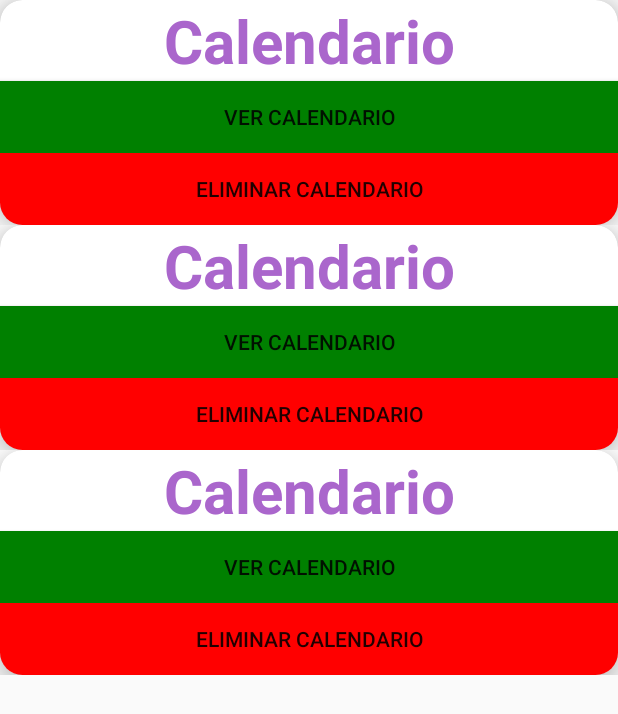
After one commit to daniel-colmenares/TFG, an Android app: the layout activity_select_calendar.xml on its own in the app's theme, with its tools: preview values and no code run, on a phone screen of 412 x 824 dp. The commit adds this screen. Shown: the top 714 px of the screen. Run offline under Robolectric (Android 15) with nearby library versions, the phone set to English and light mode, and no system bars.

Commit message:
calendario adapter

```diff
--- a/app/src/main/java/com/example/tfg/Calendars.java
+++ b/app/src/main/java/com/example/tfg/Calendars.java
@@ -3,10 +3,12 @@ package com.example.tfg;
 public class Calendars {
     String NAME;
     String EMAIL;
+    Integer ID;
 
-    public Calendars(String NAME, String EMAIL) {
+    public Calendars(String NAME, String EMAIL, Integer ID) {
         this.NAME = NAME;
         this.EMAIL = EMAIL;
+        this.ID= ID;
     }
 
     public String getEMAIL() {
--- a/app/src/main/java/com/example/tfg/DBOpenHelper.java
+++ b/app/src/main/java/com/example/tfg/DBOpenHelper.java
@@ -82,7 +82,8 @@ public class DBOpenHelper extends SQLiteOpenHelper {
     public Cursor getCalendarsByUser(String email, SQLiteDatabase database) {
         String[] Projections = {
                 DBStructure.NAME,
-                DBStructure.EMAIL
+                DBStructure.EMAIL,
+                "ID"
         };
         String Selection = DBStructure.EMAIL + " = ?";
         String[] SelectionArgs = { email };
--- /dev/null
+++ b/app/src/main/res/layout/activity_select_calendar.xml
@@ -0,0 +1,22 @@
+<?xml version="1.0" encoding="utf-8"?>
+<androidx.constraintlayout.widget.ConstraintLayout xmlns:android="http://schemas.android.com/apk/res/android"
+    xmlns:app="http://schemas.android.com/apk/res-auto"
+    xmlns:tools="http://schemas.android.com/tools"
+    android:layout_width="match_parent"
+    android:layout_height="match_parent"
+    tools:context=".SelectCalendarActivity">
+
+
+    <androidx.recyclerview.widget.RecyclerView
+        app:layout_constraintBottom_toBottomOf="parent"
+        app:layout_constraintEnd_toEndOf="parent"
+        app:layout_constraintTop_toTopOf="parent"
+        app:layout_constraintStart_toStartOf="parent"
+        android:layout_width="match_parent"
+        android:layout_height="match_parent"
+        tools:layout_editor_absoluteX="1dp"
+        tools:layout_editor_absoluteY="1dp"
+        android:id="@+id/recycled_selectcalendar"
+        tools:listitem="@layout/show_calendarlist"
+        tools:itemCount="3"/>
+</androidx.constraintlayout.widget.ConstraintLayout>
--- a/app/src/main/res/layout/show_calendarlist.xml
+++ b/app/src/main/res/layout/show_calendarlist.xml
@@ -2,18 +2,18 @@
 <LinearLayout xmlns:android="http://schemas.android.com/apk/res/android"
     xmlns:tools="http://schemas.android.com/tools"
     android:layout_width="match_parent"
-    android:layout_height="match_parent"
+    android:layout_height="wrap_content"
     xmlns:app="http://schemas.android.com/apk/res-auto"
     android:orientation="vertical">
 
     <androidx.cardview.widget.CardView
         android:layout_width="match_parent"
-        android:layout_height="wrap_content"
+        android:layout_height="match_parent"
         app:cardCornerRadius="15dp"
         app:cardElevation="12sp">
         <LinearLayout
             android:layout_width="match_parent"
-            android:layout_height="wrap_content"
+            android:layout_height="match_parent"
             android:orientation="vertical">
             <TextView
                 android:layout_width="match_parent"
```
Also changed, not shown: app/src/main/AndroidManifest.xml (+5 -3 lines), app/src/main/java/com/example/tfg/SelectCalendarActivity.java (added, +48 -0 lines).
